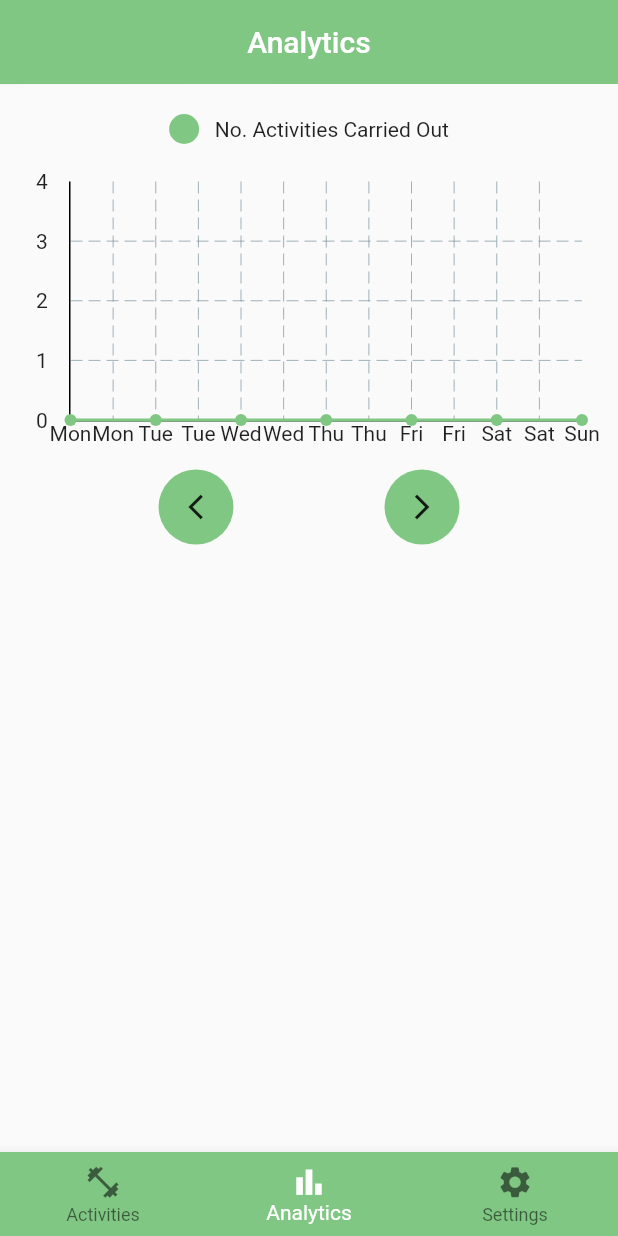
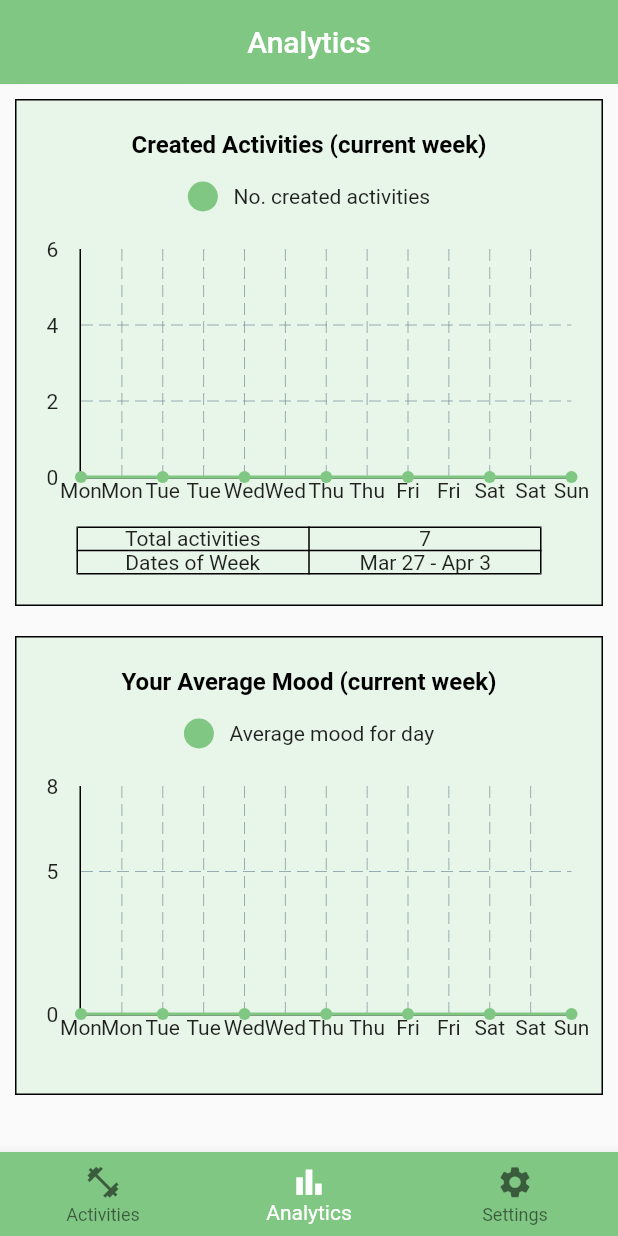
Before and after one commit to mr-jw/fitness-journal-mobile-app, a Flutter app: the screen it shows after launch, item 2 of the bottom bar chosen, on a phone screen of 412 x 824 dp. Run offline on Flutter 3.47's test engine with Material 2 defaults, Android fonts, the phone set to English and light mode, and no system bars; drawn by our look-alikes of fl_chart; our stand-ins replace audioplayers, flutter_rating_bar, permission_handler, sqflite, table_calendar; missing offline and left inert: flutter_sound_lite, google_speech; accounts and stored records are empty; project files that could hold a hidden picture were left out.

Commit message:
Analytics: Activity rate and average mood graphs

```diff
--- a/lib/api/audio_transcriber.dart
+++ b/lib/api/audio_transcriber.dart
@@ -26,8 +26,9 @@ class AudioTranscriber {
         sampleRateHertz: 44100,
         languageCode: 'en-US');
 
-    final audio = await _getAudioContent(audioSource);
     try {
+      final audio = await _getAudioContent(audioSource);
+
       await speechToText.recognize(config, audio).then((value) {
         _transcribedMessage =
             value.results.map((e) => e.alternatives.first.transcript).join('');
@@ -35,7 +36,7 @@ class AudioTranscriber {
         _isTranscribing = false;
       });
     } on PathNotFoundException {
-      print("File $audio not found on system.");
+      print("File not found on system.");
     }
   }
 
--- a/lib/pages/activity_detail_page.dart
+++ b/lib/pages/activity_detail_page.dart
@@ -108,10 +108,10 @@ class _ActivityDetailPageState extends State<ActivityDetailPage> {
   ListTile title() {
     return ListTile(
       title: Text(
-        "${activity.title}",
+        "Activity: ${activity.title}",
         textAlign: TextAlign.center,
         style: const TextStyle(
-          fontSize: 28,
+          fontSize: 25,
           fontWeight: FontWeight.bold,
           color: Colors.black,
         ),
@@ -127,9 +127,9 @@ class _ActivityDetailPageState extends State<ActivityDetailPage> {
         size: 35,
       ),
       title: const Text(
-        "Created on",
+        "Date created",
         style: TextStyle(
-          fontSize: 16,
+          fontSize: 14,
           fontWeight: FontWeight.bold,
           color: Colors.black,
         ),
@@ -137,7 +137,7 @@ class _ActivityDetailPageState extends State<ActivityDetailPage> {
       subtitle: Text(
         "${DateFormat.MMMMEEEEd().format(activity.date)} \n${DateFormat.jm().format(activity.date)}",
         style: const TextStyle(
-          fontSize: 15,
+          fontSize: 12,
           color: Colors.black,
         ),
       ),
@@ -154,7 +154,7 @@ class _ActivityDetailPageState extends State<ActivityDetailPage> {
       title: const Text(
         "Description",
         style: TextStyle(
-          fontSize: 16,
+          fontSize: 14,
           fontWeight: FontWeight.bold,
           color: Colors.black,
         ),
@@ -162,7 +162,7 @@ class _ActivityDetailPageState extends State<ActivityDetailPage> {
       subtitle: Text(
         activity.description,
         style: const TextStyle(
-          fontSize: 15,
+          fontSize: 12,
           color: Colors.black,
         ),
       ),
@@ -179,7 +179,7 @@ class _ActivityDetailPageState extends State<ActivityDetailPage> {
       title: const Text(
         "Recording",
         style: TextStyle(
-          fontSize: 16,
+          fontSize: 14,
           fontWeight: FontWeight.bold,
           color: Colors.black,
         ),
@@ -247,7 +247,7 @@ class _ActivityDetailPageState extends State<ActivityDetailPage> {
         child: const Text(
           "Mood Level",
           style: TextStyle(
-            fontSize: 16,
+            fontSize: 14,
             fontWeight: FontWeight.bold,
             color: Colors.black,
           ),
--- a/lib/pages/analytics_page.dart
+++ b/lib/pages/analytics_page.dart
@@ -1,4 +1,5 @@
 import 'package:flutter/material.dart';
+import 'package:intl/intl.dart';
 import 'package:table_calendar/table_calendar.dart';
 
 import '../db/activity_database.dart';
@@ -16,14 +17,26 @@ class AnalyticsPage extends StatefulWidget {
 class _AnalyticsPageState extends State<AnalyticsPage> {
   bool _isLoading = false;
   DateTime today = DateTime.now();
+  String graphName = "Activity Creation Rate (current week)";
 
+  List<DateTime> weekDates = [];
   late List<Activity> _activities = [];
-  late List<double> _graphData = [];
+  late List<double> _graphOneData = [];
+  late List<double> _graphTwoData = [];
+
   @override
   void initState() {
     super.initState();
 
-    _graphData = [];
+    DateTime weekStart = beginningOfWeek(today);
+
+    // populate weekDates with days for this week.
+    for (int j = 0; j < 7; j++) {
+      weekDates.add(
+          DateTime.utc(weekStart.year, weekStart.month, weekStart.day + j));
+    }
+
+    _graphOneData = [];
 
     _getActivities();
   }
@@ -37,34 +50,50 @@ class _AnalyticsPageState extends State<AnalyticsPage> {
     // get all activities from this week.
     _activities = await ActivityDatabase.instance.readActivitiesFromThisWeek();
 
-    _graphData = _tallyActivitiesForWeek();
+    _graphOneData = _tallyActivitiesForWeek();
+
+    _graphTwoData = _calculateAverageMoodForWeek();
 
     setState(() => _isLoading = false);
   }
 
   List<double> _tallyActivitiesForWeek() {
     List<double> result = [];
-    List<DateTime> weekDates = [];
-    DateTime weekStart = beginningOfWeek(today);
     double tally = 0;
-    // populate weekDates with days for this week.
-    for (int j = 0; j < 7; j++) {
-      weekDates.add(
-          DateTime.utc(weekStart.year, weekStart.month, weekStart.day + j));
-    }
 
     for (int i = 0; i < weekDates.length; i++) {
       tally = 0;
-
       for (int j = 0; j < _activities.length; j++) {
         if (isSameDay(weekDates[i], _activities[j].date)) {
           tally += 1;
         }
       }
-
       result.add(tally);
     }
+    return result;
+  }
 
+  List<double> _calculateAverageMoodForWeek() {
+    List<double> result = [];
+    double total = 0;
+    int counter = 0;
+
+    for (int i = 0; i < weekDates.length; i++) {
+      total = 0;
+      counter = 0;
+      for (int j = 0; j < _activities.length; j++) {
+        if (isSameDay(weekDates[i], _activities[j].date)) {
+          counter++;
+          total += _activities[j].mood;
+        }
+      }
+
+      if ((total == 0) || (counter == 0)) {
+        result.add(0.0);
+      } else {
+        result.add(total / counter);
+      }
+    }
     return result;
   }
 
@@ -79,59 +108,128 @@ class _AnalyticsPageState extends State<AnalyticsPage> {
   Widget build(BuildContext context) {
     return SingleChildScrollView(
       child: Padding(
-        padding: const EdgeInsets.symmetric(horizontal: 24.0, vertical: 20.0),
+        padding: const EdgeInsets.symmetric(horizontal: 10.0, vertical: 10.0),
         child: Column(
           children: [
+            activityRate(),
+            const SizedBox(height: 20),
+            moodAverages(),
+          ],
+        ),
+      ),
+    );
+  }
+
+  Container activityRate() {
+    return Container(
+      padding: const EdgeInsets.all(20.0),
+      decoration: BoxDecoration(
+        color: Colors.green.shade50,
+        border: Border.all(color: Colors.black),
+      ),
+      child: Column(
+        children: [
+          const Text(
+            "Created Activities (current week)",
+            textAlign: TextAlign.left,
+            style: TextStyle(
+              fontSize: 16,
+              fontWeight: FontWeight.bold,
+              color: Colors.black,
+            ),
+          ),
+          const SizedBox(height: 15),
           Row(
             mainAxisAlignment: MainAxisAlignment.center,
-              //mainAxisSize: MainAxisSize.min,
             children: [
               CircleAvatar(
                 backgroundColor: Colors.green.shade300,
                 radius: 10,
               ),
-                Text("\t\t\tNo. Activities Carried Out"),
+              const Text("\t\t\tNo. created activities"),
             ],
           ),
-            SizedBox(height: 25),
-            LineChartWidget(_getGraphPoints(_graphData)),
-            SizedBox(height: 10),
-            Row(
-              mainAxisAlignment: MainAxisAlignment.spaceEvenly,
+          const SizedBox(height: 25),
+          LineChartWidget(_getGraphPoints(_graphOneData), 6),
+          const SizedBox(height: 10),
+          activityTable(),
+        ],
+      ),
+    );
+  }
+
+  Container moodAverages() {
+    return Container(
+      padding: const EdgeInsets.all(20.0),
+      decoration: BoxDecoration(
+        color: Colors.green.shade50,
+        border: Border.all(color: Colors.black),
+      ),
+      child: Column(
         children: [
-                Align(
-                  alignment: Alignment.bottomLeft,
-                  child: RawMaterialButton(
-                    onPressed: () {},
-                    elevation: 0.0,
-                    fillColor: Colors.green.shade300,
-                    child: Icon(
-                      Icons.arrow_back_ios_outlined,
-                      size: 20.0,
-                    ),
-                    padding: EdgeInsets.all(15.0),
-                    shape: CircleBorder(),
+          const Text(
+            "Your Average Mood (current week)",
+            textAlign: TextAlign.left,
+            style: TextStyle(
+              fontSize: 16,
+              fontWeight: FontWeight.bold,
+              color: Colors.black,
             ),
           ),
-                Align(
-                  alignment: Alignment.bottomRight,
-                  child: RawMaterialButton(
-                    onPressed: () {},
-                    elevation: 0.0,
-                    fillColor: Colors.green.shade300,
-                    child: Icon(
-                      Icons.arrow_forward_ios_outlined,
-                      size: 20.0,
+          const SizedBox(height: 15),
+          Row(
+            mainAxisAlignment: MainAxisAlignment.center,
+            children: [
+              CircleAvatar(
+                backgroundColor: Colors.green.shade300,
+                radius: 10,
               ),
-                    padding: EdgeInsets.all(15.0),
-                    shape: CircleBorder(),
+              const Text("\t\t\tAverage mood for day"),
+            ],
           ),
-                )
+          const SizedBox(height: 25),
+          LineChartWidget(_getGraphPoints(_graphTwoData), 8),
+          const SizedBox(height: 10),
+        ],
+      ),
+    );
+  }
+
+  Padding activityTable() {
+    return Padding(
+      padding: EdgeInsets.symmetric(horizontal: 20),
+      child: Table(
+        border: TableBorder.all(color: Colors.black),
+        children: [
+          TableRow(
+            children: [
+              const Text(
+                'Total activities',
+                textAlign: TextAlign.center,
+                style: TextStyle(
+                    //fontWeight: FontWeight.bold,
+                    ),
+              ),
+              Text(
+                '${_graphOneData.length}',
+                textAlign: TextAlign.center,
+              ),
+            ],
+          ),
+          TableRow(
+            children: [
+              const Text(
+                'Dates of Week',
+                textAlign: TextAlign.center,
+              ),
+              Text(
+                '${DateFormat.MMMd().format(beginningOfWeek(today)).toString()} - ${DateFormat.MMMd().format(beginningOfWeek(today).add(const Duration(days: 7))).toString()}',
+                textAlign: TextAlign.center,
+              ),
             ],
           ),
         ],
       ),
-      ),
     );
   }
 }
--- a/lib/widgets/activity_form_widget.dart
+++ b/lib/widgets/activity_form_widget.dart
@@ -50,7 +50,7 @@ class _ActivityFormWidgetState extends State<ActivityFormWidget> {
 
   @override
   Widget build(BuildContext context) => ListView(
-        padding: EdgeInsets.symmetric(horizontal: 20),
+        padding: EdgeInsets.symmetric(horizontal: 5),
         children: [
           const Padding(
             padding: EdgeInsets.symmetric(horizontal: 10, vertical: 20),
@@ -84,13 +84,19 @@ class _ActivityFormWidgetState extends State<ActivityFormWidget> {
 
   ListTile buildTitle() {
     return ListTile(
+      minLeadingWidth: 10,
+      leading: const Icon(
+        Icons.fitness_center,
+        color: Colors.black,
+        size: 35,
+      ),
       title: TextFormField(
         maxLines: 1,
         initialValue: widget.title,
         textCapitalization: TextCapitalization.sentences,
         style: const TextStyle(
           fontWeight: FontWeight.bold,
-          fontSize: 15,
+          fontSize: 14,
         ),
         decoration: const InputDecoration(
           border: UnderlineInputBorder(),
@@ -108,10 +114,16 @@ class _ActivityFormWidgetState extends State<ActivityFormWidget> {
     var icon = isRecording ? Icons.stop : Icons.mic;
 
     return ListTile(
+      minLeadingWidth: 10,
+      leading: const Icon(
+        Icons.audiotrack_outlined,
+        color: Colors.black,
+        size: 35,
+      ),
       title: const Text(
         "Record your log",
         style: TextStyle(
-          fontSize: 16,
+          fontSize: 14,
           fontWeight: FontWeight.bold,
           color: Colors.black,
         ),
@@ -163,6 +175,12 @@ class _ActivityFormWidgetState extends State<ActivityFormWidget> {
     buildAudioTranscription();
 
     return ListTile(
+      minLeadingWidth: 10,
+      leading: const Icon(
+        Icons.text_snippet_outlined,
+        color: Colors.black,
+        size: 35,
+      ),
       title: TextFormField(
         controller: GlobalVar.descriptionController,
         maxLines: 10,
@@ -173,7 +191,7 @@ class _ActivityFormWidgetState extends State<ActivityFormWidget> {
         ),
         decoration: const InputDecoration(
           border: OutlineInputBorder(),
-          hintText: 'Speak to generate one...',
+          hintText: 'Enter a description, or speak to generate one...',
         ),
         validator: (description) => description != null && description.isEmpty
             ? 'The description cannot be empty'
@@ -184,12 +202,18 @@ class _ActivityFormWidgetState extends State<ActivityFormWidget> {
 
   ListTile buildMood() {
     return ListTile(
+      minLeadingWidth: 10,
+      leading: const Icon(
+        Icons.text_snippet_outlined,
+        color: Colors.black,
+        size: 35,
+      ),
       title: Transform.translate(
         offset: const Offset(0, -15),
         child: const Text(
           "How did you feel?",
           style: TextStyle(
-            fontSize: 16,
+            fontSize: 14,
             fontWeight: FontWeight.bold,
             color: Colors.black,
           ),
--- a/lib/widgets/line_chart_widget.dart
+++ b/lib/widgets/line_chart_widget.dart
@@ -14,20 +14,10 @@ class MoodPoint {
 
 class LineChartWidget extends StatelessWidget {
   final List<MoodPoint> points;
+  final int highestY;
 
-  const LineChartWidget(this.points, {Key? key}) : super(key: key);
-
-  double getHighestPointValue() {
-    double val = 0.0;
-
-    for (int i = 0; i < points.length; i++) {
-      if (points[i].y > val) {
-        val = points[i].y;
-      }
-    }
-
-    return val + 4;
-  }
+  const LineChartWidget(this.points, this.highestY, {Key? key})
+      : super(key: key);
 
   @override
   Widget build(BuildContext context) {
@@ -36,7 +26,7 @@ class LineChartWidget extends StatelessWidget {
       child: LineChart(
         LineChartData(
           minY: 0,
-          maxY: getHighestPointValue(),
+          maxY: highestY.toDouble(),
           lineBarsData: [
             LineChartBarData(
                 spots: points.map((point) => FlSpot(point.x, point.y)).toList(),
```
Lines whose indentation alone changed are shown as unchanged.
